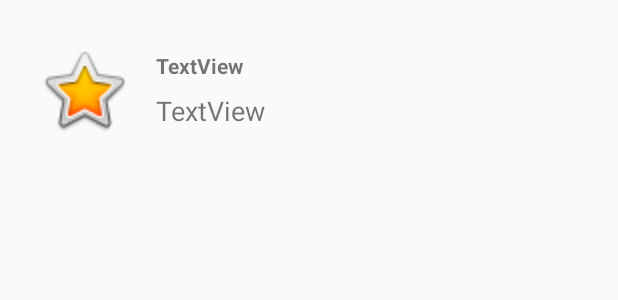
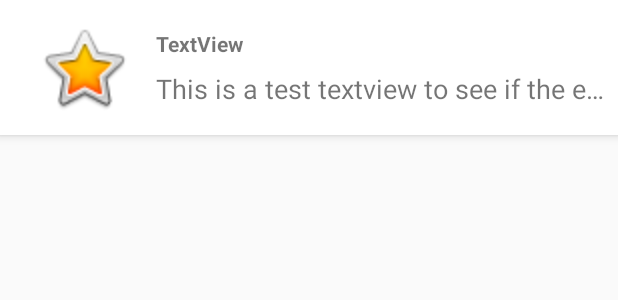
Before and after one commit to Infinility/firemessage, an Android app: the layout item_latest_message.xml on its own in the app's theme, with its tools: preview values and no code run, on a phone screen of 412 x 824 dp. Shown: the top 300 px of the screen. Run offline under Robolectric (Android 15) with nearby library versions, the phone set to English and light mode, and no system bars.

Commit message:
Add cardview to latest messages screen

```diff
--- a/app/build.gradle
+++ b/app/build.gradle
@@ -39,6 +39,7 @@ dependencies {
     implementation 'com.android.support:appcompat-v7:27.1.1'
     implementation 'com.android.support.constraint:constraint-layout:1.1.3'
     implementation 'com.android.support:design:27.1.1'
+    implementation 'com.android.support:cardview-v7:27.1.1'
     implementation 'com.google.firebase:firebase-core:16.0.5'
     implementation 'com.google.firebase:firebase-auth:16.0.5'
     implementation 'com.google.firebase:firebase-storage:16.0.5'
--- a/app/src/main/java/com/sourtime/www/firemessage/activities/LatestMessagesActivity.kt
+++ b/app/src/main/java/com/sourtime/www/firemessage/activities/LatestMessagesActivity.kt
@@ -123,7 +123,7 @@ class LatestMessagesActivity : AppCompatActivity() {
 
 
                         recyclerView_latest_messages.adapter = adapter
-                        recyclerView_latest_messages.addItemDecoration(DividerItemDecoration(this, DividerItemDecoration.VERTICAL))
+//                        recyclerView_latest_messages.addItemDecoration(DividerItemDecoration(this, DividerItemDecoration.VERTICAL))
 
                     }
                 }
--- a/app/src/main/res/drawable/rounded_edittext_register_login.xml
+++ b/app/src/main/res/drawable/rounded_edittext_register_login.xml
@@ -2,5 +2,6 @@
 <shape xmlns:android="http://schemas.android.com/apk/res/android">
     <solid android:color="@android:color/white"/>
     <corners android:radius="25dp" />
+    <stroke android:width="1dp" />
 
 </shape>
--- a/app/src/main/res/layout/item_latest_message.xml
+++ b/app/src/main/res/layout/item_latest_message.xml
@@ -1,9 +1,25 @@
 <?xml version="1.0" encoding="utf-8"?>
+
+<android.support.v7.widget.CardView android:layout_width="match_parent"
+    android:layout_height="wrap_content"
+    xmlns:app="http://schemas.android.com/apk/res-auto"
+    app:cardBackgroundColor="@color/cardview_light_background"
+    app:cardCornerRadius="0dp"
+    app:cardElevation="4dp"
+    app:layout_constraintBottom_toBottomOf="parent"
+    app:layout_constraintEnd_toEndOf="parent"
+    app:layout_constraintStart_toStartOf="parent"
+    app:layout_constraintTop_toTopOf="parent"
+    xmlns:android="http://schemas.android.com/apk/res/android">
+
 <android.support.constraint.ConstraintLayout xmlns:android="http://schemas.android.com/apk/res/android"
     xmlns:app="http://schemas.android.com/apk/res-auto"
     xmlns:tools="http://schemas.android.com/tools"
     android:layout_width="match_parent"
-    android:layout_height="120dp">
+    android:layout_height="90dp">
+
+
+
 
         <de.hdodenhof.circleimageview.CircleImageView
             android:id="@+id/imageView_latest_messages_profile"
@@ -36,11 +52,15 @@
             android:layout_marginEnd="8dp"
             android:layout_marginStart="16dp"
             android:layout_marginTop="8dp"
-        android:text="TextView"
+            android:ellipsize="end"
+            android:maxLines="1"
+            android:text="This is a test textview to see if the ellipsize function works"
             android:textSize="18sp"
             app:layout_constraintBottom_toBottomOf="parent"
             app:layout_constraintEnd_toEndOf="parent"
             app:layout_constraintHorizontal_bias="0.5"
             app:layout_constraintStart_toEndOf="@+id/imageView_latest_messages_profile"
             app:layout_constraintTop_toBottomOf="@+id/tv_latest_message_username" />
+
 </android.support.constraint.ConstraintLayout>
+</android.support.v7.widget.CardView>
```
Lines whose indentation alone changed are shown as unchanged.
